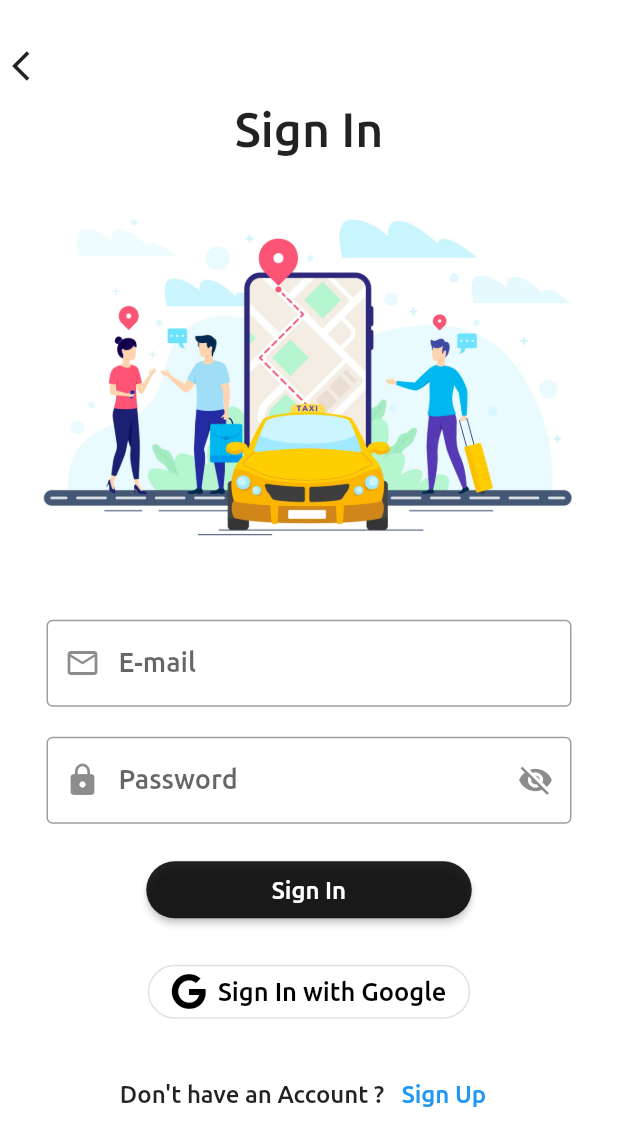
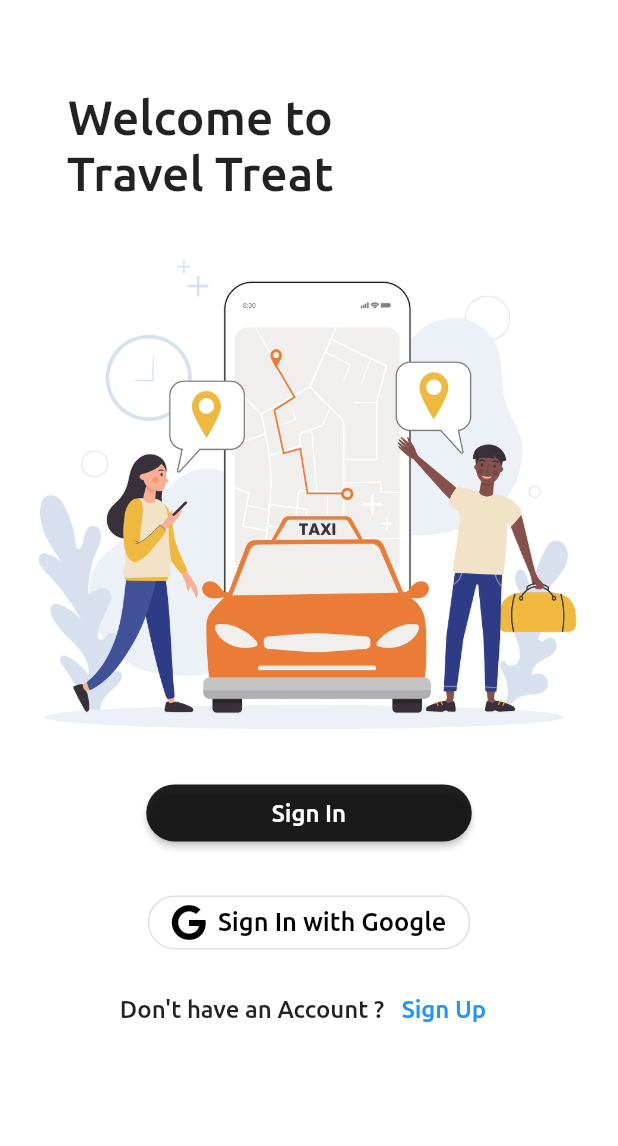
Before and after one commit to Ankitgautam-1/Travel-Treat-App, a Flutter app: the screen it shows after launch, after a tap on "Sign In with Google", on a phone screen of 412 x 824 dp. Shown: the top 1146 px of the screen. Run offline on Flutter 3.47's test engine with Material 2 defaults, Android fonts, the light colour scheme and no system bars; our stand-ins replace animated_splash_screen, firebase_auth, firebase_core, firebase_database, font_awesome_flutter, google_sign_in and 1 more; accounts and stored records are empty.

Commit message:
Google sign in works

```diff
--- a/lib/main.dart
+++ b/lib/main.dart
@@ -1,5 +1,6 @@
 import 'package:animated_splash_screen/animated_splash_screen.dart';
 import 'package:app/screen/Homepage.dart';
+import 'package:app/screen/Welcome.dart';
 import 'package:app/screen/sign_in.dart';
 import 'package:firebase_auth/firebase_auth.dart';
 import 'package:firebase_core/firebase_core.dart';
@@ -50,7 +51,7 @@ class _MyAppState extends State<MyApp> {
       duration: 5500,
       splash: 'asset/Animation/cab-animation.gif',
       backgroundColor: Colors.white,
-      nextScreen: email == "" ? SignIn() : Homepage(),
+      nextScreen: email == "" ? Welcome() : Homepage(),
       splashIconSize: 350,
     );
   }
--- a/lib/screen/Homepage.dart
+++ b/lib/screen/Homepage.dart
@@ -11,14 +11,20 @@ class Homepage extends StatefulWidget {
   _HomepageState createState() => _HomepageState();
 }
 
+class _HomepageState extends State<Homepage> {
   void logoutgoogleuser() async {
     SharedPreferences prefs = await SharedPreferences.getInstance();
     await prefs.remove('email');
     await GoogleSignIn().signOut();
     await FirebaseAuth.instance.signOut();
+    Navigator.pushReplacement(
+      context,
+      MaterialPageRoute(
+        builder: (context) => SignIn(),
+      ),
+    );
   }
 
-class _HomepageState extends State<Homepage> {
   @override
   Widget build(BuildContext context) {
     return Scaffold(
@@ -28,16 +34,9 @@ class _HomepageState extends State<Homepage> {
           crossAxisAlignment: CrossAxisAlignment.center,
           children: [
             ElevatedButton(
-                onPressed: () {
-                  logoutgoogleuser();
-                  Navigator.pushReplacement(
-                    context,
-                    MaterialPageRoute(
-                      builder: (context) => SignIn(),
+              onPressed: logoutgoogleuser,
+              child: Text('Log Out'),
             ),
-                  );
-                },
-                child: Text('Log Out'))
           ],
         ),
       ),
--- a/lib/screen/Welcome.dart
+++ b/lib/screen/Welcome.dart
@@ -4,9 +4,8 @@ import 'package:firebase_auth/firebase_auth.dart';
 import 'package:flutter/material.dart';
 import 'package:font_awesome_flutter/font_awesome_flutter.dart';
 import 'package:google_sign_in/google_sign_in.dart';
-import 'package:flutter/src/widgets/framework.dart';
-import 'package:firebase_core/firebase_core.dart';
 import 'package:firebase_database/firebase_database.dart';
+import 'package:shared_preferences/shared_preferences.dart';
 
 class Welcome extends StatefulWidget {
   const Welcome({Key? key}) : super(key: key);
@@ -18,6 +17,40 @@ class Welcome extends StatefulWidget {
 class _WelcomeState extends State<Welcome> {
   final fb = FirebaseDatabase.instance;
 
+  // Future signInWithGoogle() async {
+  //   // Trigger the authentication flow
+  //   final GoogleSignInAccount? googleUser = await GoogleSignIn().signIn();
+
+  //   // Obtain the auth details from the request
+  //   final GoogleSignInAuthentication googleAuth =
+  //       await googleUser!.authentication;
+
+  //   // Create a new credential
+  //   final credential = GoogleAuthProvider.credential(
+  //     accessToken: googleAuth.accessToken,
+  //     idToken: googleAuth.idToken,
+  //   );
+  //   print('Login');
+  //   // Once signed in, return the UserCredential
+  //   await FirebaseAuth.instance.signInWithCredential(credential);
+  //   User? user = FirebaseAuth.instance.currentUser;
+  //   // final ref=fb.reference();
+  //   // ref
+  //   // ..child('User')
+  //   //   ..push()
+  //   //   ..child('Useranme')
+  //   //   ..set('$user');
+  //   print("Photo url  :");
+  //   print(user!.photoURL);
+  //   print('here :  $user');
+
+  //   Navigator.pushReplacement(
+  //     context,
+  //     MaterialPageRoute(
+  //       builder: (context) => Homepage(),
+  //     ),
+  //   );
+  // }
   Future signInWithGoogle() async {
     // Trigger the authentication flow
     final GoogleSignInAccount? googleUser = await GoogleSignIn().signIn();
@@ -33,24 +66,17 @@ class _WelcomeState extends State<Welcome> {
     );
     print('Login');
     // Once signed in, return the UserCredential
-    await FirebaseAuth.instance.signInWithCredential(credential);
-    User? user = FirebaseAuth.instance.currentUser;
-    // final ref=fb.reference();
-    // ref
-    // ..child('User')
-    //   ..push()
-    //   ..child('Useranme')
-    //   ..set('$user');
-    print("Photo url  :");
-    print(user!.photoURL);
-    print('here :  $user');
-
     Navigator.pushReplacement(
       context,
       MaterialPageRoute(
         builder: (context) => Homepage(),
       ),
     );
+    await FirebaseAuth.instance.signInWithCredential(credential);
+    User? user = FirebaseAuth.instance.currentUser;
+    SharedPreferences prefs = await SharedPreferences.getInstance();
+    await prefs.setString('email', user!.email!);
+    print('here :  $user');
   }
 
   @override
--- a/lib/screen/sign_in.dart
+++ b/lib/screen/sign_in.dart
@@ -68,33 +68,33 @@ class _SignInState extends State<SignIn> {
     }
   }
 
-  Future signInWithGoogle() async {
-    // Trigger the authentication flow
-    final GoogleSignInAccount? googleUser = await GoogleSignIn().signIn();
+  // Future signInWithGoogle() async {
+  //   // Trigger the authentication flow
+  //   final GoogleSignInAccount? googleUser = await GoogleSignIn().signIn();
 
-    // Obtain the auth details from the request
-    final GoogleSignInAuthentication googleAuth =
-        await googleUser!.authentication;
+  //   // Obtain the auth details from the request
+  //   final GoogleSignInAuthentication googleAuth =
+  //       await googleUser!.authentication;
 
-    // Create a new credential
-    final credential = GoogleAuthProvider.credential(
-      accessToken: googleAuth.accessToken,
-      idToken: googleAuth.idToken,
-    );
-    print('Login');
-    // Once signed in, return the UserCredential
-    Navigator.pushReplacement(
-      context,
-      MaterialPageRoute(
-        builder: (context) => Homepage(),
-      ),
-    );
-    await FirebaseAuth.instance.signInWithCredential(credential);
-    User? user = FirebaseAuth.instance.currentUser;
-    SharedPreferences prefs = await SharedPreferences.getInstance();
-    prefs.setString('email', user!.email!);
-    print('here :  $user');
-  }
+  //   // Create a new credential
+  //   final credential = GoogleAuthProvider.credential(
+  //     accessToken: googleAuth.accessToken,
+  //     idToken: googleAuth.idToken,
+  //   );
+  //   print('Login');
+  //   // Once signed in, return the UserCredential
+  //   Navigator.pushReplacement(
+  //     context,
+  //     MaterialPageRoute(
+  //       builder: (context) => Homepage(),
+  //     ),
+  //   );
+  //   await FirebaseAuth.instance.signInWithCredential(credential);
+  //   User? user = FirebaseAuth.instance.currentUser;
+  //   SharedPreferences prefs = await SharedPreferences.getInstance();
+  //   prefs.setString('email', user!.email!);
+  //   print('here :  $user');
+  // }
 
   @override
   Widget build(BuildContext context) {
@@ -242,26 +242,26 @@ class _SignInState extends State<SignIn> {
               //     ),
               //   ),
               // ),
-              Center(
-                child: OutlinedButton.icon(
-                  style: OutlinedButton.styleFrom(
-                    primary: Colors.black,
-                    shape: StadiumBorder(),
-                  ),
-                  label: Text(
-                    'Sign In with Google',
-                    style: TextStyle(fontFamily: 'Ubuntu', fontSize: 17),
-                  ),
-                  icon: FaIcon(
-                    FontAwesomeIcons.google,
-                    color: Colors.black,
-                  ),
-                  onPressed: signInWithGoogle,
-                ),
-              ),
-              SizedBox(
-                height: 20,
-              ),
+              // Center(
+              //   child: OutlinedButton.icon(
+              //     style: OutlinedButton.styleFrom(
+              //       primary: Colors.black,
+              //       shape: StadiumBorder(),
+              //     ),
+              //     label: Text(
+              //       'Sign In with Google',
+              //       style: TextStyle(fontFamily: 'Ubuntu', fontSize: 17),
+              //     ),
+              //     icon: FaIcon(
+              //       FontAwesomeIcons.google,
+              //       color: Colors.black,
+              //     ),
+              //     onPressed: signInWithGoogle,
+              //   ),
+              // ),
+              // SizedBox(
+              //   height: 20,
+              // ),
               Row(
                 mainAxisAlignment: MainAxisAlignment.center,
                 children: [
```
Lines whose indentation alone changed are shown as unchanged.
